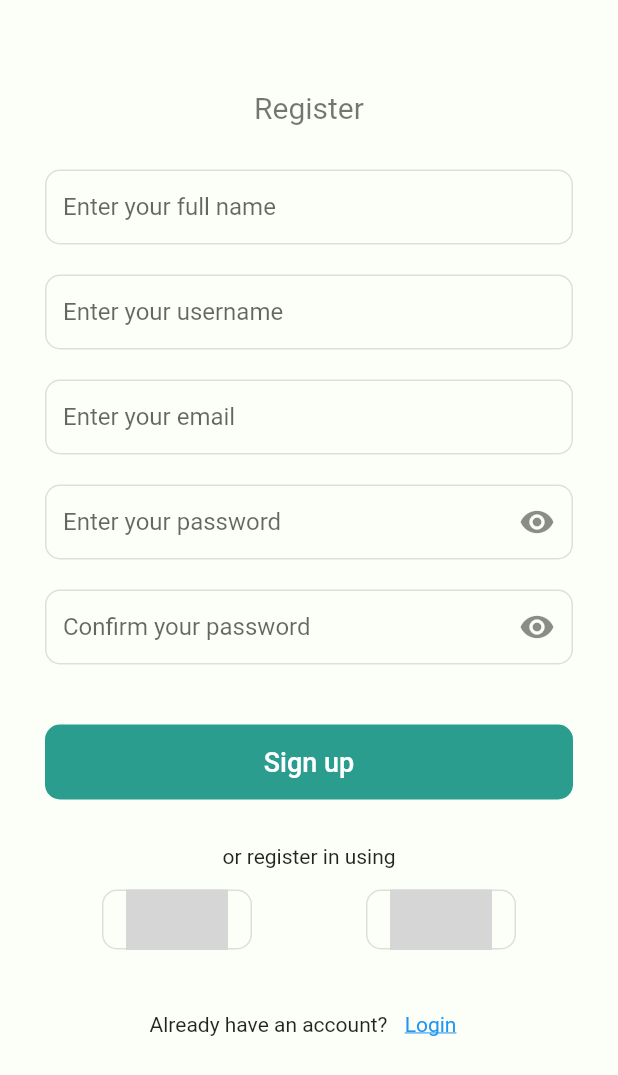
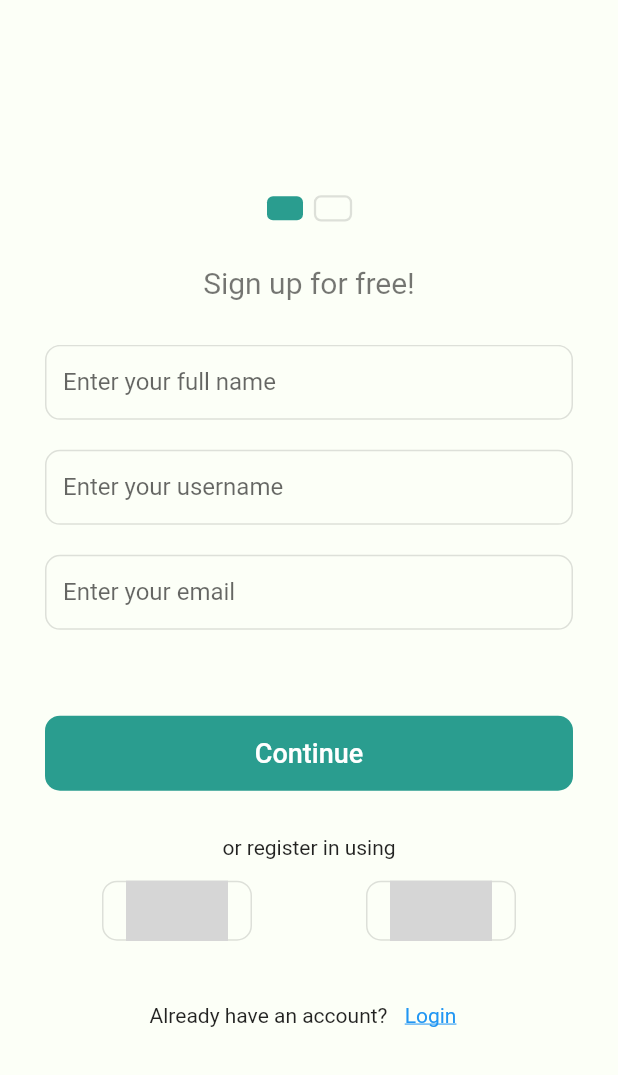
Before and after one commit to KNkoe/lesbeats-app, a Flutter app: the MySignupPage screen opened by its route, on a phone screen of 412 x 824 dp. Shown: the top 1075 px of the screen. Run offline on Flutter 3.47's test engine with Material 2 defaults, Android fonts, the phone set to English and light mode, and no system bars; drawn by our look-alikes of smooth_page_indicator; our stand-ins replace animated_bottom_navigation_bar, badges, bubble, file_picker, firebase_core, flutter_animate and 7 more; missing offline and left inert: audio_session, iconify_flutter, wc_form_validators; accounts and stored records are empty; statements that could not run were skipped; grey boxes are pictures that could not be loaded.

Commit message:
update signup UI

```diff
--- a/lesbeats/lib/screens/login.dart
+++ b/lesbeats/lib/screens/login.dart
@@ -276,7 +276,7 @@ class _MyLoginPageState extends State<MyLoginPage> {
                     InkWell(
                       onTap: () {
                         Get.to(() => const MySignupPage(),
-                            transition: Transition.rightToLeft,
+                            transition: Transition.downToUp,
                             duration: const Duration(seconds: 1));
                       },
                       child: const Padding(
--- a/lesbeats/lib/screens/signup.dart
+++ b/lesbeats/lib/screens/signup.dart
@@ -3,6 +3,7 @@ import 'package:get/get.dart';
 
 import 'package:iconify_flutter/iconify_flutter.dart';
 import 'package:iconify_flutter/icons/bi.dart';
+import 'package:smooth_page_indicator/smooth_page_indicator.dart';
 import 'package:wc_form_validators/wc_form_validators.dart';
 
 class MySignupPage extends StatefulWidget {
@@ -13,7 +14,7 @@ class MySignupPage extends StatefulWidget {
 }
 
 class _MySignupPageState extends State<MySignupPage> {
-  final PageController pageController = PageController();
+  final PageController _pageController = PageController();
   final TextEditingController _nameController = TextEditingController();
   final TextEditingController _emailController = TextEditingController();
   final TextEditingController _passwordController = TextEditingController();
@@ -21,33 +22,65 @@ class _MySignupPageState extends State<MySignupPage> {
 
   final _formKey = GlobalKey<FormState>();
 
-  bool _isRegistering = false;
+  final bool _isRegistering = false;
   bool _obscureText = true;
+
+  int _currentPage = 0;
+
+  @override
+  void initState() {
+    super.initState();
+    _currentPage = 0;
+    _pageController.addListener(() {
+      setState(() {
+        _currentPage = _pageController.page!.toInt();
+      });
+    });
+  }
 
   @override
   Widget build(BuildContext context) {
     return SafeArea(
       child: Scaffold(
         backgroundColor: Theme.of(context).backgroundColor,
-        body: SingleChildScrollView(
-          child: Form(
+        body: Form(
           key: _formKey,
-            child: Padding(
-              padding: const EdgeInsets.all(30),
           child: Column(
             mainAxisAlignment: MainAxisAlignment.center,
             children: [
+              SmoothPageIndicator(
+                  controller: _pageController,
+                  count: 2,
+                  effect: SlideEffect(
+                      spacing: 8.0,
+                      radius: 4.0,
+                      dotWidth: 24.0,
+                      dotHeight: 16.0,
+                      paintStyle: PaintingStyle.stroke,
+                      strokeWidth: 1.5,
+                      dotColor: Colors.black12,
+                      activeDotColor: Theme.of(context).primaryColor)),
               const SizedBox(
                 height: 30,
               ),
               const Text(
-                    "Register",
+                "Sign up for free!",
                 style: TextStyle(fontSize: 20, color: Colors.black54),
               ),
               const SizedBox(
                 height: 30,
               ),
-                  Column(
+              SizedBox(
+                height: Get.height * 0.3,
+                child: PageView(
+                  controller: _pageController,
+                  allowImplicitScrolling: false,
+                  physics: const NeverScrollableScrollPhysics(),
+                  scrollDirection: Axis.horizontal,
+                  children: [
+                    Padding(
+                      padding: const EdgeInsets.symmetric(horizontal: 30),
+                      child: Column(
                         children: [
                           Column(
                             crossAxisAlignment: CrossAxisAlignment.start,
@@ -56,7 +89,7 @@ class _MySignupPageState extends State<MySignupPage> {
                                 height: 50,
                                 child: TextFormField(
                                   validator: (value) => value!.isEmpty
-                                  ? "Full name are required"
+                                      ? "Please enter your full name"
                                       : null,
                                   controller: _nameController,
                                   decoration: const InputDecoration(
@@ -65,8 +98,8 @@ class _MySignupPageState extends State<MySignupPage> {
                                     enabledBorder: OutlineInputBorder(
                                         borderSide:
                                             BorderSide(color: Colors.black12),
-                                    borderRadius:
-                                        BorderRadius.all(Radius.circular(10))),
+                                        borderRadius: BorderRadius.all(
+                                            Radius.circular(10))),
                                     label: Text("Enter your full name"),
                                   ),
                                 ),
@@ -83,7 +116,7 @@ class _MySignupPageState extends State<MySignupPage> {
                                 height: 50,
                                 child: TextFormField(
                                   validator: (value) => value!.isEmpty
-                                  ? "Username is required"
+                                      ? "Please enter your username"
                                       : null,
                                   controller: _usernameController,
                                   decoration: const InputDecoration(
@@ -92,8 +125,8 @@ class _MySignupPageState extends State<MySignupPage> {
                                     enabledBorder: OutlineInputBorder(
                                         borderSide:
                                             BorderSide(color: Colors.black12),
-                                    borderRadius:
-                                        BorderRadius.all(Radius.circular(10))),
+                                        borderRadius: BorderRadius.all(
+                                            Radius.circular(10))),
                                     label: Text("Enter your username"),
                                   ),
                                 ),
@@ -111,7 +144,8 @@ class _MySignupPageState extends State<MySignupPage> {
                                 child: TextFormField(
                                   controller: _emailController,
                                   validator: Validators.compose([
-                                Validators.required('Email is required'),
+                                    Validators.required(
+                                        'Please enter your email'),
                                     Validators.email('Invalid email address'),
                                   ]),
                                   decoration: const InputDecoration(
@@ -120,17 +154,23 @@ class _MySignupPageState extends State<MySignupPage> {
                                     enabledBorder: OutlineInputBorder(
                                         borderSide:
                                             BorderSide(color: Colors.black12),
-                                    borderRadius:
-                                        BorderRadius.all(Radius.circular(10))),
+                                        borderRadius: BorderRadius.all(
+                                            Radius.circular(10))),
                                     label: Text("Enter your email"),
                                   ),
                                 ),
                               )
                             ],
                           ),
-                      const SizedBox(
-                        height: 20,
+                        ],
                       ),
+                    ),
+                    Padding(
+                      padding: const EdgeInsets.symmetric(horizontal: 30),
+                      child: Column(
+                        children: [
+                          Column(
+                            children: [
                               Column(
                                 crossAxisAlignment: CrossAxisAlignment.start,
                                 children: [
@@ -138,8 +178,10 @@ class _MySignupPageState extends State<MySignupPage> {
                                     height: 50,
                                     child: TextFormField(
                                       validator: Validators.compose([
-                                Validators.required('Password is required'),
-                                Validators.minLength(6, "Password too short")
+                                        Validators.required(
+                                            'Please enter your password'),
+                                        Validators.minLength(
+                                            6, "Password too short")
                                       ]),
                                       obscureText: _obscureText,
                                       controller: _passwordController,
@@ -152,15 +194,17 @@ class _MySignupPageState extends State<MySignupPage> {
                                             },
                                             icon: Icon(_obscureText
                                                 ? Icons.remove_red_eye_rounded
-                                        : Icons.remove_red_eye_outlined)),
+                                                : Icons
+                                                    .remove_red_eye_outlined)),
                                         floatingLabelBehavior:
                                             FloatingLabelBehavior.never,
                                         enabledBorder: const OutlineInputBorder(
-                                    borderSide:
-                                        BorderSide(color: Colors.black12),
-                                    borderRadius:
-                                        BorderRadius.all(Radius.circular(10))),
-                                label: const Text("Enter your password"),
+                                            borderSide: BorderSide(
+                                                color: Colors.black12),
+                                            borderRadius: BorderRadius.all(
+                                                Radius.circular(10))),
+                                        label:
+                                            const Text("Enter your password"),
                                       ),
                                     ),
                                   ),
@@ -176,8 +220,10 @@ class _MySignupPageState extends State<MySignupPage> {
                                     height: 50,
                                     child: TextFormField(
                                       validator: Validators.compose([
-                                Validators.required('Password is required'),
-                                Validators.minLength(6, "Password too short")
+                                        Validators.required(
+                                            'Please confirm your password'),
+                                        Validators.minLength(
+                                            6, "Password too short")
                                       ]),
                                       obscureText: _obscureText,
                                       controller: _passwordController,
@@ -190,23 +236,34 @@ class _MySignupPageState extends State<MySignupPage> {
                                             },
                                             icon: Icon(_obscureText
                                                 ? Icons.remove_red_eye_rounded
-                                        : Icons.remove_red_eye_outlined)),
+                                                : Icons
+                                                    .remove_red_eye_outlined)),
                                         floatingLabelBehavior:
                                             FloatingLabelBehavior.never,
                                         enabledBorder: const OutlineInputBorder(
-                                    borderSide:
-                                        BorderSide(color: Colors.black12),
-                                    borderRadius:
-                                        BorderRadius.all(Radius.circular(10))),
-                                label: const Text("Confirm your password"),
+                                            borderSide: BorderSide(
+                                                color: Colors.black12),
+                                            borderRadius: BorderRadius.all(
+                                                Radius.circular(10))),
+                                        label:
+                                            const Text("Confirm your password"),
                                       ),
                                     ),
                                   ),
                                 ],
                               ),
-                      const SizedBox(
-                        height: 40,
+                            ],
                           ),
+                        ],
+                      ),
+                    ),
+                  ],
+                ),
+              ),
+              Padding(
+                padding: const EdgeInsets.symmetric(horizontal: 30),
+                child: Column(
+                  children: [
                     ElevatedButton(
                         style: ElevatedButton.styleFrom(
                             shape: const RoundedRectangleBorder(
@@ -217,13 +274,11 @@ class _MySignupPageState extends State<MySignupPage> {
                             backgroundColor: Theme.of(context).primaryColor),
                         onPressed: () async {
                           if (_formKey.currentState!.validate()) {
-                              setState(() {
-                                _isRegistering = true;
-                              });
-
-                              setState(() {
-                                _isRegistering = false;
-                              });
+                            if (_currentPage == 0) {
+                              _pageController.nextPage(
+                                  duration: const Duration(milliseconds: 300),
+                                  curve: Curves.ease);
+                            }
                           }
                         },
                         child: Row(
@@ -235,20 +290,17 @@ class _MySignupPageState extends State<MySignupPage> {
                                     width: 16,
                                     child: CircularProgressIndicator(
                                       strokeWidth: 2,
-                                        valueColor:
-                                            AlwaysStoppedAnimation<Color>(
+                                      valueColor: AlwaysStoppedAnimation<Color>(
                                         Colors.white,
                                       ),
                                     ),
                                   )
-                                  : const Text(
-                                      "Sign up",
-                                      style: TextStyle(fontSize: 18),
+                                : Text(
+                                    _currentPage == 0 ? "Continue" : "Register",
+                                    style: const TextStyle(fontSize: 18),
                                   )
                           ],
-                          ))
-                    ],
-                  ),
+                        )),
                     const SizedBox(
                       height: 30,
                     ),
@@ -315,10 +367,11 @@ class _MySignupPageState extends State<MySignupPage> {
                           ),
                         )
                       ],
+                    ),
+                  ],
+                ),
               )
             ],
-              ),
-            ),
           ),
         ),
       ),
--- a/lesbeats/pubspec.yaml
+++ b/lesbeats/pubspec.yaml
@@ -55,6 +55,7 @@ dependencies:
   badges: ^2.0.3
   firebase_core: ^1.24.0
   firebase_auth: ^3.11.0
+  smooth_page_indicator: ^1.0.0+2
 
 dev_dependencies:
   flutter_test:
```
Also changed, not shown: lesbeats/pubspec.lock. Lines whose indentation alone changed are shown as unchanged.
